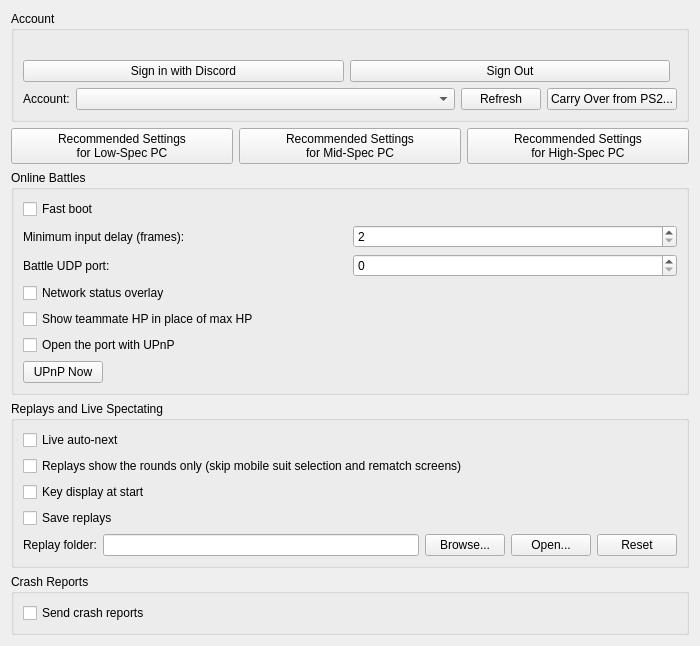
This is pcsx2-qt/Settings/ZdxsvSettingsWidget.ui in inada-s/pcsx2 as Qt 5 draws it before an edit. The edited form follows.
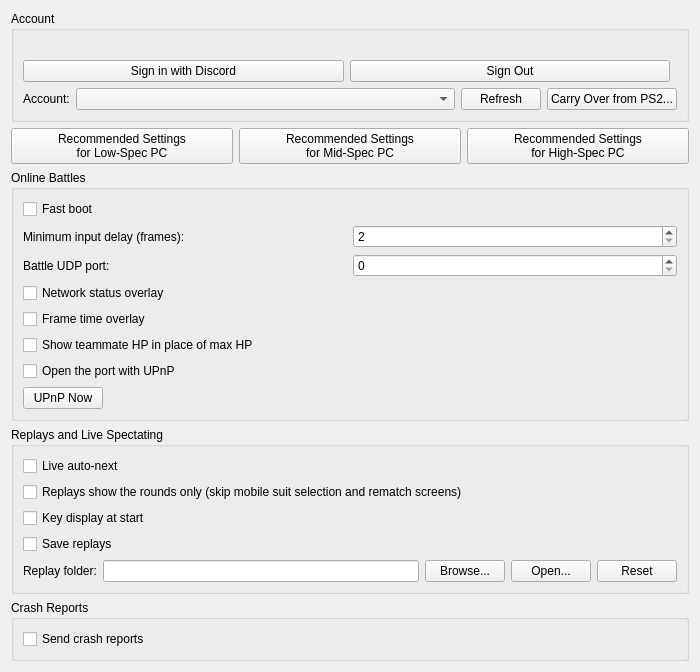
This is the edited form.

Commit message: zdxsv: frame time OSD: CPU thread stages per frame as a stacked graph, other threads on their own row

Diff of the .ui file:
```diff
--- a/pcsx2-qt/Settings/ZdxsvSettingsWidget.ui
+++ b/pcsx2-qt/Settings/ZdxsvSettingsWidget.ui
@@ -192,6 +192,13 @@
         </property>
        </widget>
       </item>
+      <item>
+       <widget class="QCheckBox" name="zdxsvFrameOsd">
+        <property name="text">
+         <string>Frame time overlay</string>
+        </property>
+       </widget>
+      </item>
       <item>
        <widget class="QCheckBox" name="zdxsvAllyHp">
         <property name="text">
```
The commit also changes 16 other files.
